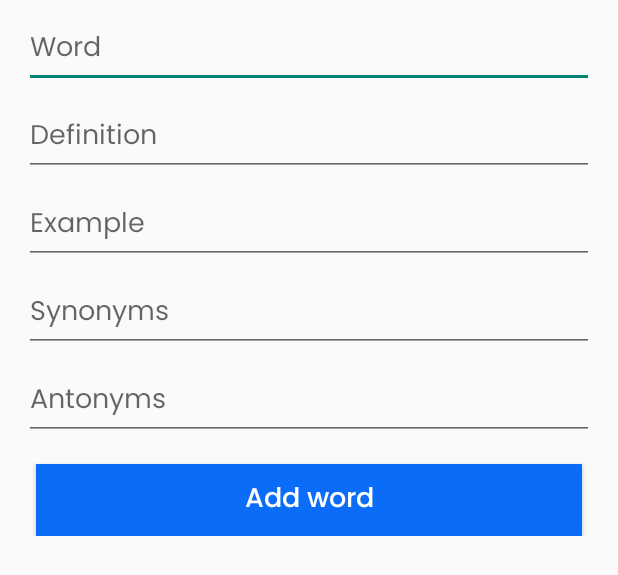
After one commit to petrixorism/Dictionary, an Android app: the layout bottomsheetdialog_insert_word.xml on its own in the app's theme, with its tools: preview values and no code run, on a phone screen of 412 x 824 dp. The commit adds this screen. Shown: the top 575 px of the screen. Run offline under Robolectric (Android 15) with nearby library versions, the phone set to English and light mode, and no system bars.

Commit message:
second commit

```diff
--- a/app/src/main/java/com/example/dictionary/data/repository/WordsRepository.kt
+++ b/app/src/main/java/com/example/dictionary/data/repository/WordsRepository.kt
@@ -17,5 +17,5 @@ class WordsRepository {
 
     fun updateWord(wordEntity: WordEntity) = wordDao.updateWord(wordEntity)
 
-
+    fun insertWord(wordEntity: WordEntity) = wordDao.insertWord(wordEntity)
 }
--- /dev/null
+++ b/app/src/main/res/layout/bottomsheetdialog_insert_word.xml
@@ -0,0 +1,89 @@
+<?xml version="1.0" encoding="utf-8"?>
+<androidx.constraintlayout.widget.ConstraintLayout xmlns:android="http://schemas.android.com/apk/res/android"
+    xmlns:app="http://schemas.android.com/apk/res-auto"
+    android:layout_width="match_parent"
+    android:layout_height="wrap_content"
+    android:paddingBottom="16dp">
+
+    <EditText
+        android:id="@+id/word_et"
+        android:layout_width="0dp"
+        android:layout_height="wrap_content"
+        android:layout_marginHorizontal="16dp"
+        android:layout_marginTop="8dp"
+        android:fontFamily="@font/poppins_regular"
+        android:hint="Word"
+        android:inputType="text"
+        app:layout_constraintEnd_toEndOf="parent"
+        app:layout_constraintStart_toStartOf="parent"
+        app:layout_constraintTop_toTopOf="parent" />
+
+    <EditText
+        android:id="@+id/definition_et"
+        android:layout_width="0dp"
+        android:layout_height="wrap_content"
+        android:layout_marginHorizontal="16dp"
+        android:layout_marginTop="8dp"
+        android:fontFamily="@font/poppins_regular"
+        android:hint="Definition"
+        android:inputType="text"
+        app:layout_constraintEnd_toEndOf="parent"
+        app:layout_constraintStart_toStartOf="parent"
+        app:layout_constraintTop_toBottomOf="@+id/word_et" />
+
+    <EditText
+        android:id="@+id/example_et"
+        android:layout_width="0dp"
+        android:layout_height="wrap_content"
+        android:layout_marginHorizontal="16dp"
+        android:layout_marginTop="8dp"
+        android:fontFamily="@font/poppins_regular"
+        android:hint="Example"
+        android:inputType="text"
+        app:layout_constraintEnd_toEndOf="parent"
+        app:layout_constraintStart_toStartOf="parent"
+        app:layout_constraintTop_toBottomOf="@+id/definition_et" />
+
+    <EditText
+        android:id="@+id/synonym_et"
+        android:layout_width="0dp"
+        android:layout_height="wrap_content"
+        android:layout_marginHorizontal="16dp"
+        android:layout_marginTop="8dp"
+        android:fontFamily="@font/poppins_regular"
+        android:hint="Synonyms"
+        android:inputType="text"
+        app:layout_constraintEnd_toEndOf="parent"
+        app:layout_constraintStart_toStartOf="parent"
+        app:layout_constraintTop_toBottomOf="@+id/example_et" />
+
+    <EditText
+        android:id="@+id/antonym_et"
+        android:layout_width="0dp"
+        android:layout_height="wrap_content"
+        android:layout_marginHorizontal="16dp"
+        android:layout_marginTop="8dp"
+        android:fontFamily="@font/poppins_regular"
+        android:hint="Antonyms"
+        android:inputType="text"
+        app:layout_constraintEnd_toEndOf="parent"
+        app:layout_constraintStart_toStartOf="parent"
+        app:layout_constraintTop_toBottomOf="@+id/synonym_et" />
+
+    <Button
+        android:id="@+id/submit_btn"
+        android:layout_width="match_parent"
+        android:layout_height="wrap_content"
+        android:layout_marginHorizontal="24dp"
+        android:layout_marginTop="16dp"
+        android:background="@color/blue"
+        android:fontFamily="@font/poppins_medium"
+        android:text="Add word"
+        android:textAllCaps="false"
+        android:textColor="@color/white"
+        android:textSize="18sp"
+        app:layout_constraintEnd_toEndOf="parent"
+        app:layout_constraintStart_toStartOf="parent"
+        app:layout_constraintTop_toBottomOf="@id/antonym_et" />
+
+</androidx.constraintlayout.widget.ConstraintLayout>
```
Also changed, not shown: app/src/main/java/com/example/dictionary/ui/fragments/DashboardFragment.kt (+45 -2 lines), app/src/main/java/com/example/dictionary/ui/viewmodel/DashboardViewModel.kt (+15 -1 lines).
